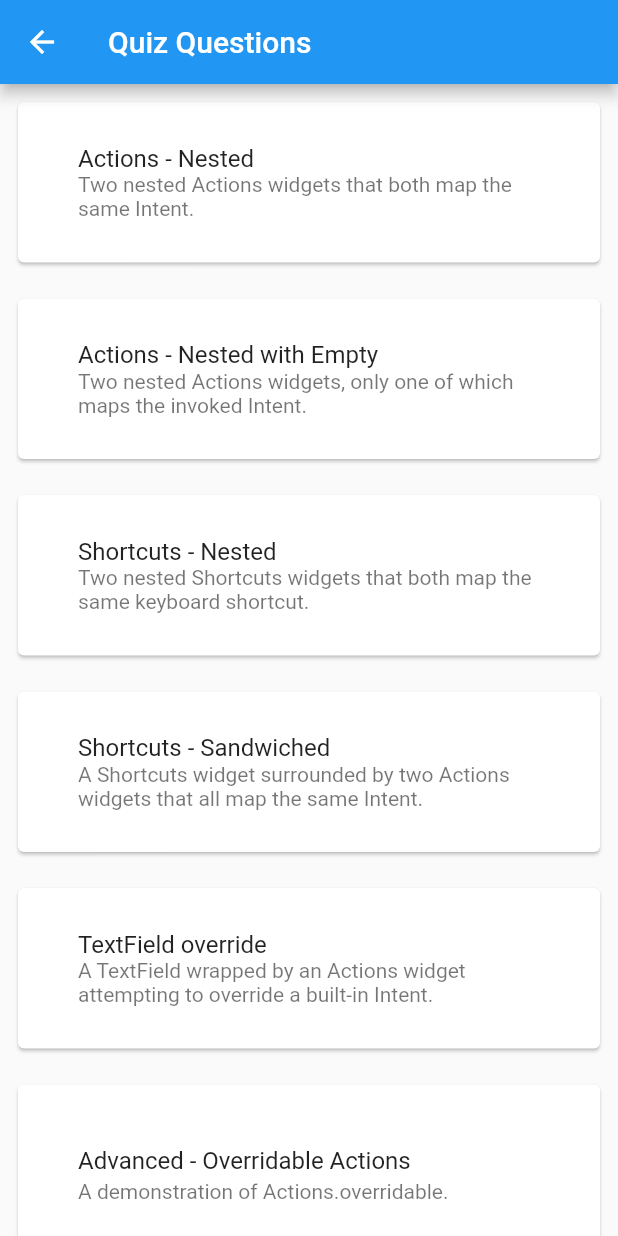
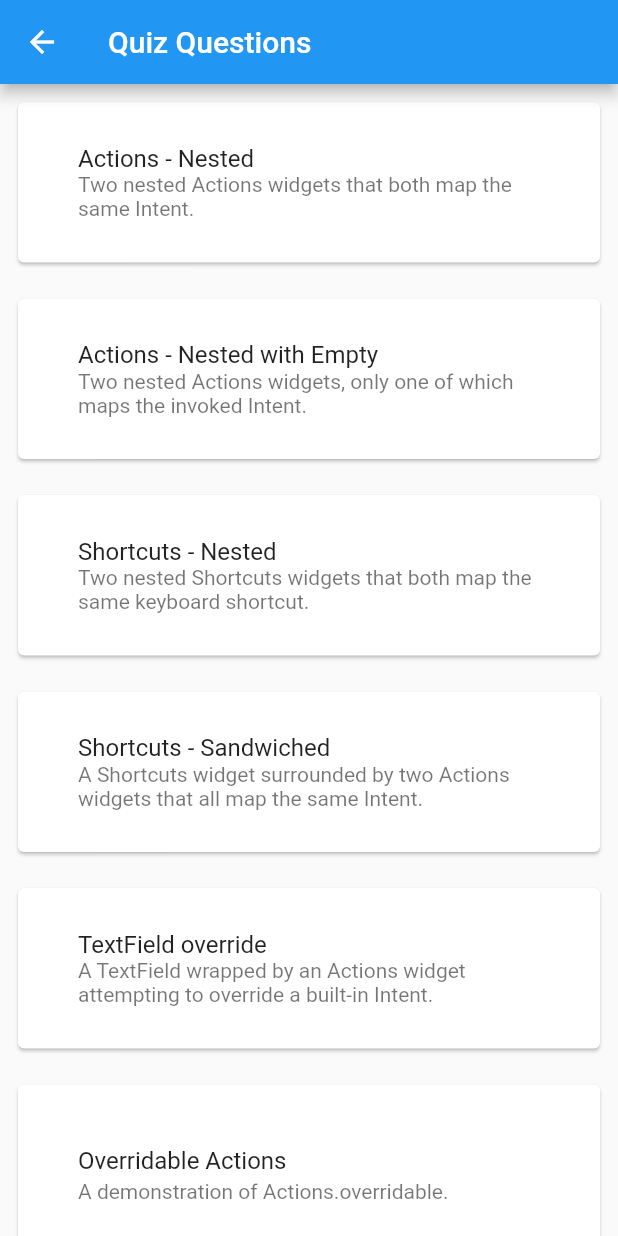
Before and after one commit to justinmc/flutter_shortcut_intent_action_talk, a Flutter app: the QuizPage screen opened by its route, on a phone screen of 412 x 824 dp. Run offline on Flutter 3.47's test engine with Material 2 defaults, Android fonts, the phone set to English and light mode, and no system bars; our stand-ins replace dotted_border, flutter_riverpod.

Commit message:
Remove Advanced from overridable question, since it's now part of the main presentation

```diff
--- a/lib/quiz_page/quiz_page_actions_overridable.dart
+++ b/lib/quiz_page/quiz_page_actions_overridable.dart
@@ -8,7 +8,7 @@ class QuizActionsOverridablePage extends StatelessWidget {
   });
 
   static const String route = 'quiz-actions-overridable';
-  static const String title = 'Advanced - Overridable Actions';
+  static const String title = 'Overridable Actions';
   static const String subtitle = 'A demonstration of Actions.overridable.';
 
   @override
```
